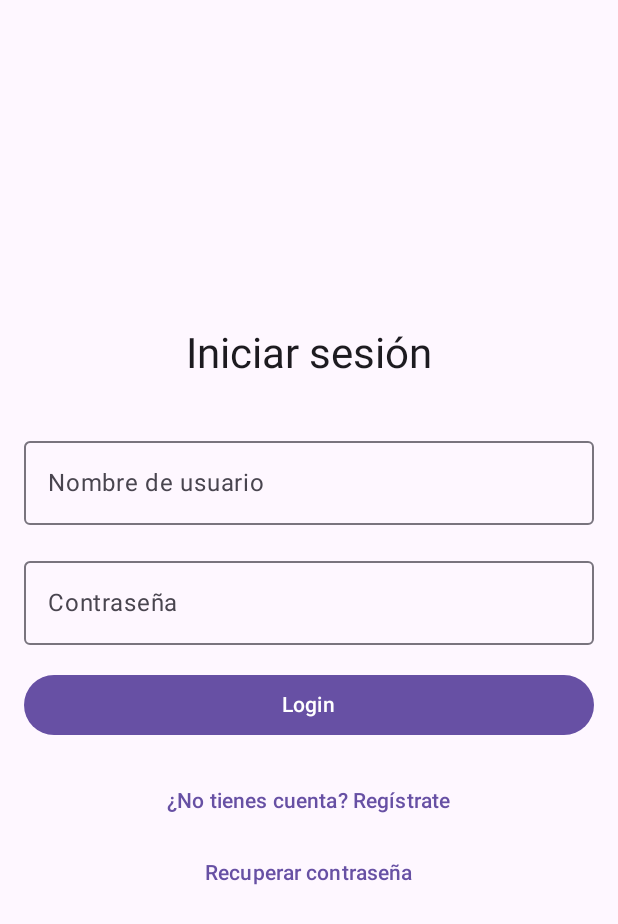
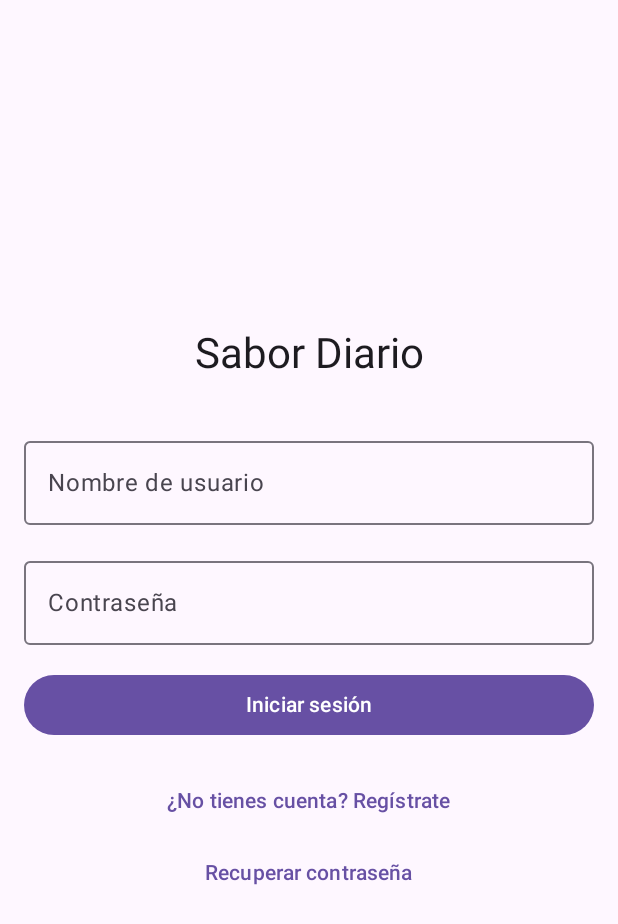
Before and after one commit to cesar-bravo-m/tarea-kotlin, an Android app built with Jetpack Compose: the screen it shows after launch (MainActivity), on a phone screen of 412 x 824 dp. Shown: the top 924 px of the screen. Run offline under Robolectric (Android 15) with nearby library versions, the phone set to English and light mode, and no system bars.

Commit message:
Nombre de la app

```diff
--- a/app/src/main/java/com/example/myapplication/LoginScreen.kt
+++ b/app/src/main/java/com/example/myapplication/LoginScreen.kt
@@ -45,7 +45,7 @@ fun LoginScreen(
         verticalArrangement = Arrangement.Center
     ) {
         Text(
-            text = "Iniciar sesión",
+            text = "Sabor Diario",
             style = MaterialTheme.typography.headlineMedium,
             modifier = Modifier.padding(bottom = 32.dp)
         )
@@ -77,7 +77,7 @@ fun LoginScreen(
                 .fillMaxWidth()
                 .padding(bottom = 16.dp)
         ) {
-            Text("Login")
+            Text("Iniciar sesión")
         }
 
         TextButton(
--- a/app/src/main/java/com/example/myapplication/RecipeGrid.kt
+++ b/app/src/main/java/com/example/myapplication/RecipeGrid.kt
@@ -109,7 +109,6 @@ fun RecipeGridItem(
             horizontalAlignment = Alignment.CenterHorizontally,
             verticalArrangement = Arrangement.spacedBy(8.dp)
         ) {
-            // Image at the top, taking up about 40% of the card height
             Image(
                 painter = painterResource(id = recipe.image),
                 contentDescription = recipe.name,
@@ -120,7 +119,6 @@ fun RecipeGridItem(
                     .clip(RoundedCornerShape(8.dp))
             )
 
-            // Title
             Text(
                 text = recipe.name,
                 style = MaterialTheme.typography.titleMedium,
@@ -130,7 +128,6 @@ fun RecipeGridItem(
                 modifier = Modifier.weight(0.2f)
             )
 
-            // Description
             Text(
                 text = recipe.description,
                 style = MaterialTheme.typography.bodySmall,
@@ -140,7 +137,6 @@ fun RecipeGridItem(
                 modifier = Modifier.weight(0.25f)
             )
 
-            // Score at the bottom
             Surface(
                 color = MaterialTheme.colorScheme.primaryContainer,
                 shape = MaterialTheme.shapes.medium,
```
